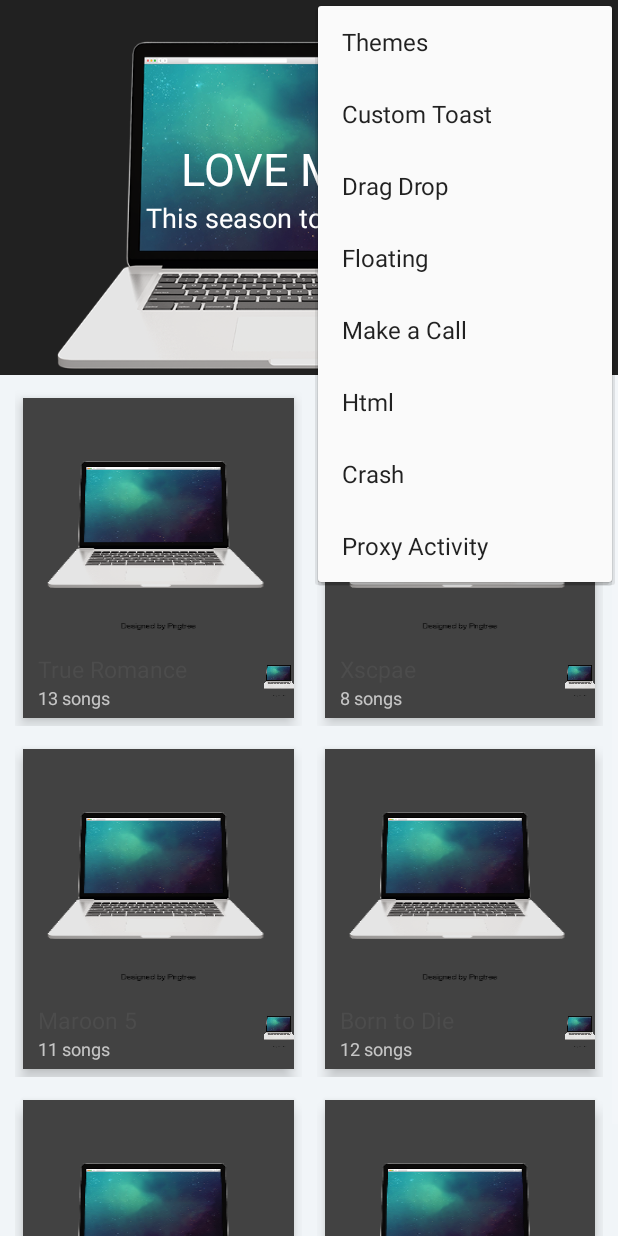
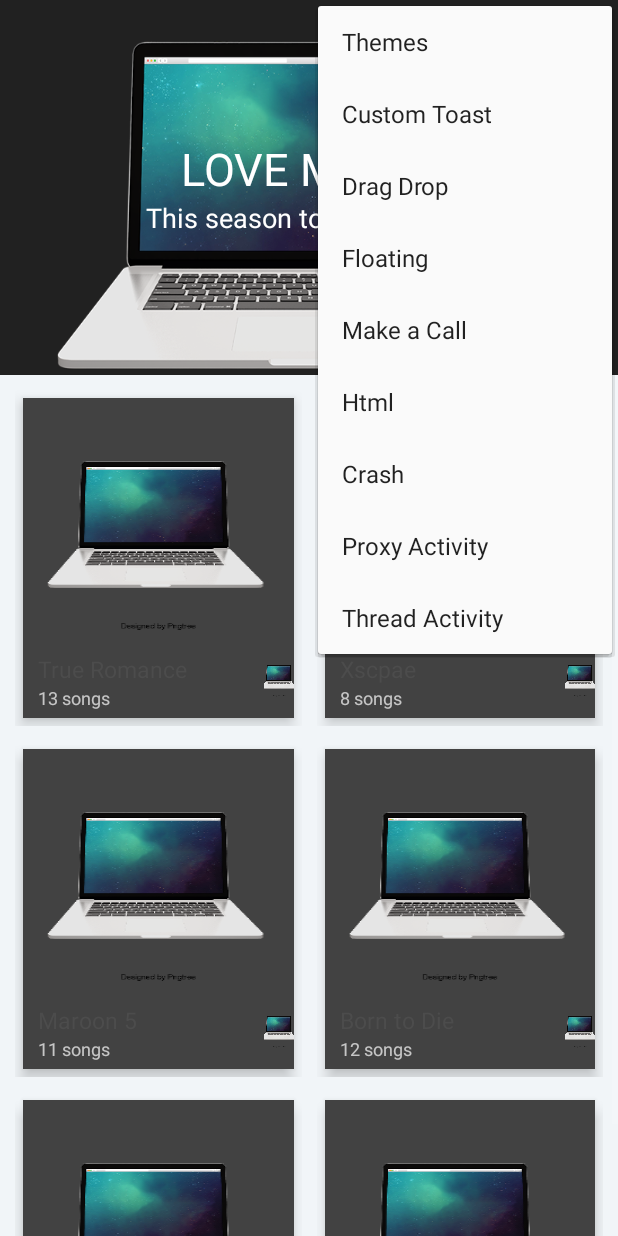
Before and after one commit to PedroFerreiraCJr/android-samples, an Android app: the screen it shows after launch (MainActivity), with the options menu open, on a phone screen of 412 x 824 dp. Run offline under Robolectric (Android 15) with nearby library versions, the phone set to English and light mode, and no system bars.

Commit message:
Adição de nova activity, para análise de performance de draw frames.

```diff
--- a/app/src/main/AndroidManifest.xml
+++ b/app/src/main/AndroidManifest.xml
@@ -31,6 +31,9 @@
         <activity
             android:name=".MainActivityProxy" />
 
+        <activity
+            android:name=".ThreadActivity" />
+
         <!--  Declare FloatingWidget Service over here and set enabled true -->
         <service
             android:name=".FloatingWidgetService"
--- a/app/src/main/java/br/com/dotofocodex/simple_v1/AlbumsAdapter.java
+++ b/app/src/main/java/br/com/dotofocodex/simple_v1/AlbumsAdapter.java
@@ -85,10 +85,10 @@ public class AlbumsAdapter extends RecyclerView.Adapter<AlbumsAdapter.MyViewHold
 
         public MyViewHolder(View view) {
             super(view);
-            title = (TextView) view.findViewById(R.id.title);
-            count = (TextView) view.findViewById(R.id.count);
-            thumbnail = (ImageView) view.findViewById(R.id.thumbnail);
-            overflow = (ImageView) view.findViewById(R.id.overflow);
+            title = view.findViewById(R.id.title);
+            count = view.findViewById(R.id.count);
+            thumbnail = view.findViewById(R.id.thumbnail);
+            overflow = view.findViewById(R.id.overflow);
             cardView = view.findViewById(R.id.card_view);
         }
     }
--- a/app/src/main/java/br/com/dotofocodex/simple_v1/CustomToastActivity.java
+++ b/app/src/main/java/br/com/dotofocodex/simple_v1/CustomToastActivity.java
@@ -37,7 +37,7 @@ public class CustomToastActivity extends AppCompatActivity {
 
     private void show() {
         LayoutInflater inflater = getLayoutInflater();
-        View layout = inflater.inflate(R.layout.toast, (ViewGroup) findViewById(R.id.toast_layout_root));
+        View layout = inflater.inflate(R.layout.toast, findViewById(R.id.toast_layout_root));
 
         ImageView image = layout.findViewById(R.id.image);
         image.setImageResource(R.mipmap.ic_launcher);
--- a/app/src/main/java/br/com/dotofocodex/simple_v1/MainActivity.java
+++ b/app/src/main/java/br/com/dotofocodex/simple_v1/MainActivity.java
@@ -130,6 +130,10 @@ public class MainActivity extends AppCompatActivity {
             }
             case R.id.proxy_act: {
                 startActivity(new Intent(MainActivity.this, MainActivityProxy.class));
+                return true;
+            }
+            case R.id.thread_act: {
+                startActivity(new Intent(MainActivity.this, ThreadActivity.class));
                 return true;
             }
         }
--- a/app/src/main/res/menu/main_activity_options_menu.xml
+++ b/app/src/main/res/menu/main_activity_options_menu.xml
@@ -34,4 +34,8 @@
         android:id="@+id/proxy_act"
         android:title="Proxy Activity" />
 
+    <item
+        android:id="@+id/thread_act"
+        android:title="Thread Activity" />
+
 </menu>
```
Also changed, not shown: app/src/main/java/br/com/dotofocodex/simple_v1/ThreadActivity.java (added, +51 -0 lines), app/src/main/res/layout/activity_thread.xml (added, +16 -0 lines).
